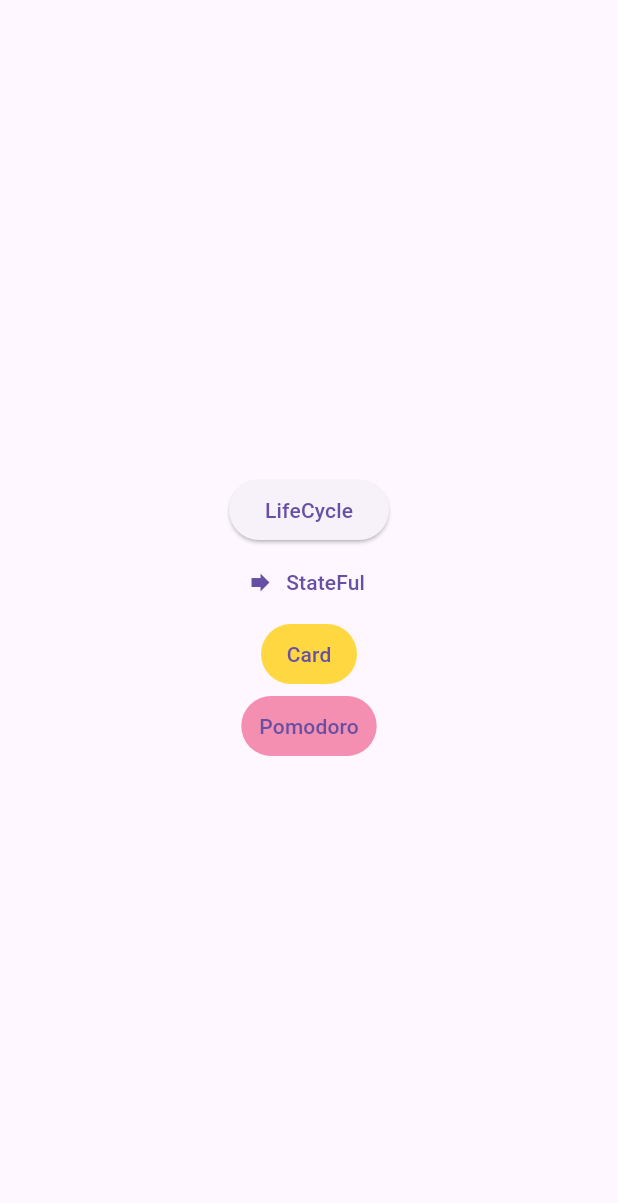
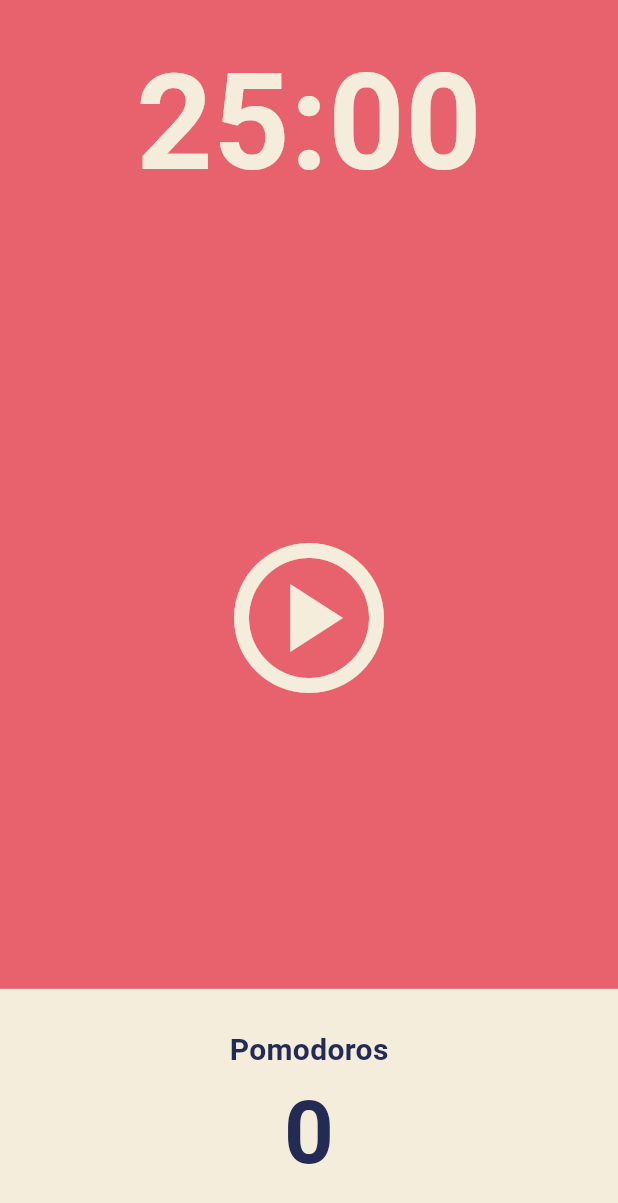
Before and after one commit to SeaFalcon/nomad-flutter-beginner, a Flutter app: the screen it shows after launch, after a tap on "Pomodoro", on a phone screen of 412 x 824 dp. Shown: the top 1203 px of the screen. Run offline on Flutter 3.47's test engine with Material 3 defaults, Android fonts, the phone set to English and light mode, and no system bars.

Commit message:
feat: implement Pomodoro UI design

```diff
--- a/lib/main.dart
+++ b/lib/main.dart
@@ -1,8 +1,9 @@
 import 'package:flutter/material.dart';
-import 'package:toonflix/widgets/card_practice.dart';
+import 'package:toonflix/widgets/screencs/card_practice.dart';
 import 'package:toonflix/widgets/initialPage.dart';
-import 'package:toonflix/widgets/state_practice.dart';
-import 'package:toonflix/widgets/state_practice2.dart';
+import 'package:toonflix/widgets/screencs/pomodoro.dart';
+import 'package:toonflix/widgets/screencs/state_practice.dart';
+import 'package:toonflix/widgets/screencs/state_practice2.dart';
 
 void main() {
   runApp(MaterialApp(
@@ -12,7 +13,7 @@ void main() {
       '/life-cycle': ((context) => StatePractice2()),
       '/stateful': ((context) => StatePractice()),
       '/card': ((context) => CardPractice()),
-      // '/pomodoro': ((context) => Pomodoro()),
+      '/pomodoro': ((context) => Pomodoro()),
     },
   ));
 }
--- /dev/null
+++ b/lib/widgets/components/pomodoro_home.dart
@@ -0,0 +1,95 @@
+import 'package:flutter/material.dart';
+import 'package:toonflix/main.dart';
+
+class PomodoroHome extends StatefulWidget {
+  const PomodoroHome({
+    super.key,
+  });
+
+  @override
+  State<PomodoroHome> createState() => _PomodoroHomeState();
+}
+
+class _PomodoroHomeState extends State<PomodoroHome> {
+  @override
+  Widget build(BuildContext context) {
+    return Scaffold(
+      backgroundColor: Theme.of(context).scaffoldBackgroundColor,
+      bottomNavigationBar: Container(
+        height: MediaQuery.of(context).padding.bottom,
+        color: Theme.of(context).cardColor,
+      ),
+      body: SafeArea(
+          child: Column(
+        children: [
+          Flexible(
+            flex: 1,
+            child: Container(
+              alignment: Alignment.center,
+              child: Text(
+                '25:00',
+                style: TextStyle(
+                  color: Theme.of(context).cardColor,
+                  fontSize: 89,
+                  fontWeight: FontWeight.w600,
+                ),
+              ),
+            ),
+          ),
+          Flexible(
+            flex: 3,
+            child: Center(
+              child: IconButton(
+                onPressed: () {},
+                icon: Icon(Icons.play_circle_outlined),
+                iconSize: 120,
+                color: Theme.of(context).cardColor,
+              ),
+            ),
+          ),
+          Flexible(
+            flex: 1,
+            child: Row(
+              children: [
+                Expanded(
+                  child: Container(
+                    decoration: BoxDecoration(
+                      color: Theme.of(context).cardColor,
+                    ),
+                    child: Column(
+                      mainAxisAlignment: MainAxisAlignment.center,
+                      children: [
+                        Text(
+                          'Pomodoros',
+                          style: TextStyle(
+                            fontSize: 20,
+                            fontWeight: FontWeight.w600,
+                            color: Theme.of(context)
+                                .textTheme
+                                .headlineLarge!
+                                .color,
+                          ),
+                        ),
+                        Text(
+                          '0',
+                          style: TextStyle(
+                            fontSize: 58,
+                            fontWeight: FontWeight.w600,
+                            color: Theme.of(context)
+                                .textTheme
+                                .headlineLarge!
+                                .color,
+                          ),
+                        ),
+                      ],
+                    ),
+                  ),
+                ),
+              ],
+            ),
+          ),
+        ],
+      )),
+    );
+  }
+}
--- a/lib/widgets/initialPage.dart
+++ b/lib/widgets/initialPage.dart
@@ -1,5 +1,5 @@
 import 'package:flutter/material.dart';
-import 'package:toonflix/widgets/button.dart';
+import 'package:toonflix/widgets/components/button.dart';
 
 class InitialPage extends StatelessWidget {
   @override
--- a/lib/widgets/card_practice.dart
+++ b/lib/widgets/screencs/card_practice.dart
@@ -1,6 +1,6 @@
 import 'package:flutter/material.dart';
-import 'package:toonflix/widgets/button.dart';
-import 'package:toonflix/widgets/currency_cart.dart';
+import 'package:toonflix/widgets/components/button.dart';
+import 'package:toonflix/widgets/components/currency_cart.dart';
 
 class CardPractice extends StatelessWidget {
   const CardPractice({
--- /dev/null
+++ b/lib/widgets/screencs/pomodoro.dart
@@ -0,0 +1,20 @@
+import 'package:flutter/material.dart';
+import 'package:toonflix/widgets/components/pomodoro_home.dart';
+
+class Pomodoro extends StatelessWidget {
+  @override
+  Widget build(BuildContext context) {
+    return MaterialApp(
+      theme: ThemeData(
+        scaffoldBackgroundColor: const Color(0xFFE7626C),
+        textTheme: const TextTheme(
+          headlineLarge: TextStyle(
+            color: Color(0xFF232B55),
+          ),
+        ),
+        cardColor: const Color(0xFFF4EDDB),
+      ),
+      home: PomodoroHome(),
+    );
+  }
+}
```
Also changed, not shown: lib/widgets/components/button.dart (renamed from lib/widgets/button.dart), lib/widgets/components/currency_cart.dart (renamed from lib/widgets/currency_cart.dart), lib/widgets/screencs/state_practice.dart (renamed from lib/widgets/state_practice.dart), lib/widgets/screencs/state_practice2.dart (renamed from lib/widgets/state_practice2.dart).
